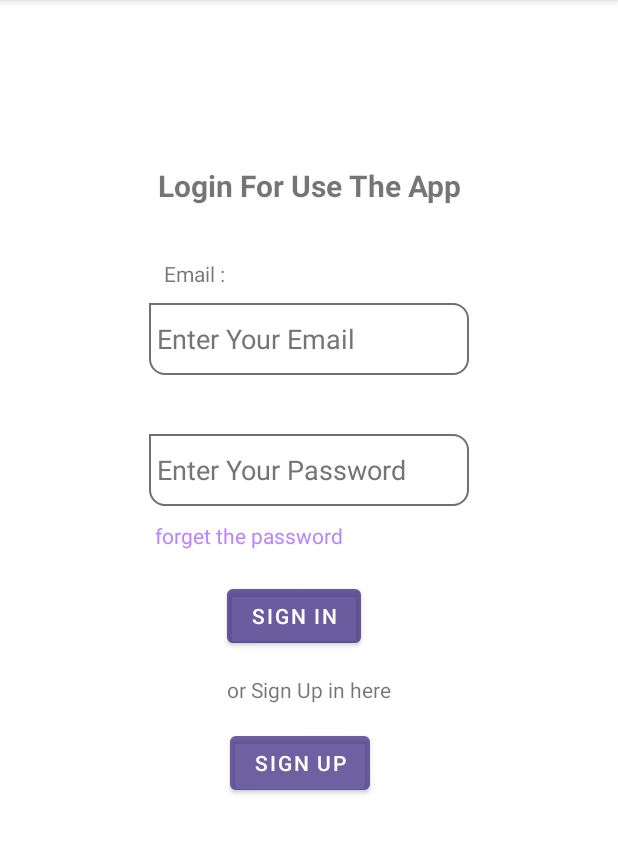
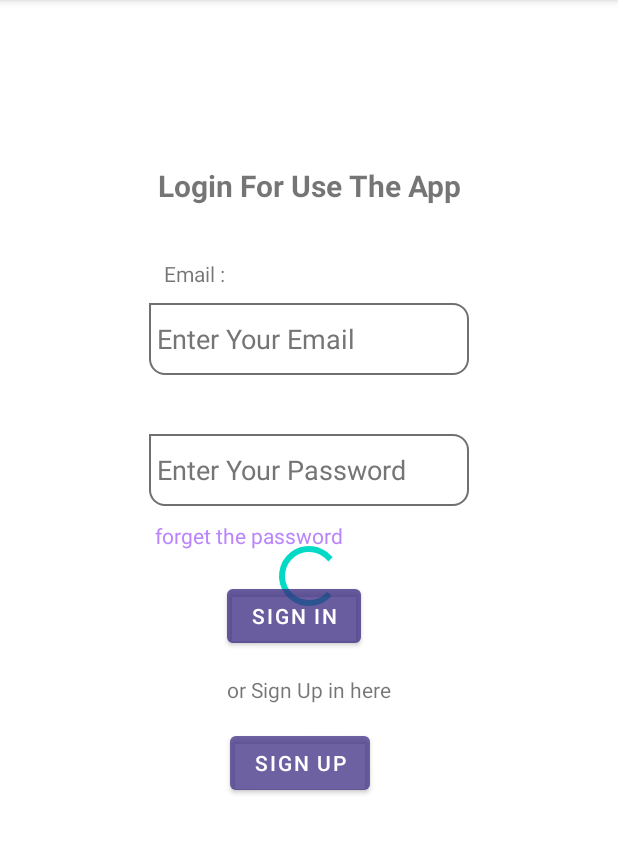
Before and after one commit to maharani032/Firebase-App, an Android app: the screen it shows after launch (MainActivity), on a phone screen of 412 x 824 dp, the part 84-938 px from its top. Run offline under Robolectric (Android 15) with nearby library versions, the phone set to English and light mode, and no system bars; our stand-ins replace Firebase (no records; nobody signed in at launch, a user with empty details on screens opened directly).

Commit message:
add spinner for sign in

```diff
--- a/app/src/main/java/com/mahar/firebaseapp/MainActivity.java
+++ b/app/src/main/java/com/mahar/firebaseapp/MainActivity.java
@@ -8,6 +8,7 @@ import android.os.Bundle;
 import android.view.View;
 import android.widget.Button;
 import android.widget.EditText;
+import android.widget.ProgressBar;
 import android.widget.TextView;
 import android.widget.Toast;
 
@@ -22,7 +23,7 @@ public class MainActivity extends AppCompatActivity {
     private Button signInButton,signUpButton;
     private EditText email,password;
     private TextView labelEmail,labelPassword,forgetPassword;
-
+    private ProgressBar spinner;
     FirebaseAuth auth=FirebaseAuth.getInstance();
 
     @Override
@@ -37,6 +38,7 @@ public class MainActivity extends AppCompatActivity {
         signUpButton=findViewById(R.id.signUpButton);
         signInButton=findViewById(R.id.signInButton);
         forgetPassword=findViewById(R.id.forgetPassword);
+        spinner=findViewById(R.id.progressBar);
 
         forgetPassword.setOnClickListener(new View.OnClickListener() {
             @Override
@@ -63,13 +65,17 @@ public class MainActivity extends AppCompatActivity {
         signInButton.setOnClickListener(new View.OnClickListener() {
             @Override
             public void onClick(View view) {
+                spinner.setVisibility(View.VISIBLE);
                 String userMail=email.getText().toString();
                 String userPassword=password.getText().toString();
                 if(userMail.length()!=0 || userPassword.length()>=5){
                     signInFirebase(userMail,userPassword);
+//                    spinner.setVisibility(View.INVISIBLE);
+                }else if(userMail.length()==0 || userPassword.length()==0){
+                    Toast.makeText(MainActivity.this,"Please input your password and email",Toast.LENGTH_SHORT).show();
+                    spinner.setVisibility(View.INVISIBLE);
                 }
-                Toast.makeText(MainActivity.this,"Please input your password and email",Toast.LENGTH_SHORT).show();
-                return;
+
             }
         });
         signUpButton.setOnClickListener(new View.OnClickListener() {
@@ -87,6 +93,7 @@ public class MainActivity extends AppCompatActivity {
                 .addOnCompleteListener(this, new OnCompleteListener<AuthResult>() {
                     @Override
                     public void onComplete(@NonNull Task<AuthResult> task) {
+                        spinner.setVisibility(View.INVISIBLE);
                         if (task.isSuccessful()) {
                             // Sign in success, update UI with the signed-in user's information
                             Intent i = new Intent(MainActivity.this,HomePage.class);
--- a/app/src/main/res/layout/activity_main.xml
+++ b/app/src/main/res/layout/activity_main.xml
@@ -122,10 +122,22 @@
         android:layout_height="wrap_content"
         android:layout_marginStart="4dp"
         android:layout_marginTop="10dp"
+        android:text="forget the password"
         android:textColor="@color/purple_200"
         app:layout_constraintStart_toStartOf="@+id/inputSignUpPassword"
-        app:layout_constraintTop_toBottomOf="@+id/inputSignUpPassword"
-        android:text="forget the password" />
+        app:layout_constraintTop_toBottomOf="@+id/inputSignUpPassword" />
+
+    <ProgressBar
+        android:id="@+id/progressBar"
+        style="?android:attr/progressBarStyle"
+        android:layout_width="wrap_content"
+        android:layout_height="wrap_content"
+        android:visibility="visible"
+        app:layout_constraintBottom_toBottomOf="parent"
+        app:layout_constraintEnd_toEndOf="parent"
+        app:layout_constraintHorizontal_bias="0.5"
+        app:layout_constraintStart_toStartOf="parent"
+        app:layout_constraintTop_toTopOf="parent" />
 
 
 </androidx.constraintlayout.widget.ConstraintLayout>
```
